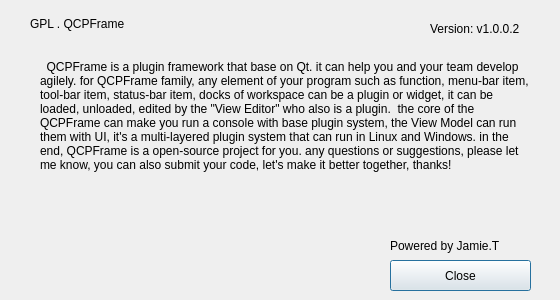
Jamie-tong/QCPFrame, file src/QCPF_Plugins/QCPF_SystemManager/dialog_about.ui: the form before one commit.
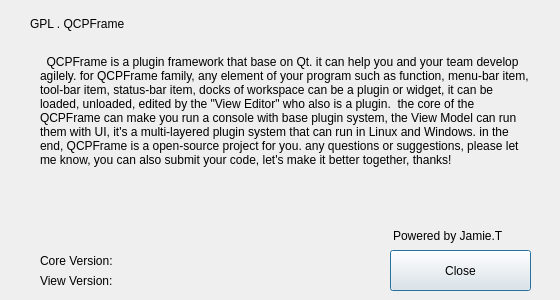
The form after the commit. Icons and pictures are not drawn.

Commit message: the qcpf command line verson is born, fix some bugs in view edition.

```diff
--- a/src/QCPF_Plugins/QCPF_SystemManager/dialog_about.ui
+++ b/src/QCPF_Plugins/QCPF_SystemManager/dialog_about.ui
@@ -36,9 +36,9 @@
   <widget class="QLabel" name="label_2">
    <property name="geometry">
     <rect>
-     <x>390</x>
-     <y>230</y>
-     <width>161</width>
+     <x>393</x>
+     <y>220</y>
+     <width>141</width>
      <height>31</height>
     </rect>
    </property>
@@ -52,24 +52,24 @@
   <widget class="QLabel" name="label_3">
    <property name="geometry">
     <rect>
-     <x>430</x>
-     <y>13</y>
-     <width>111</width>
-     <height>31</height>
+     <x>40</x>
+     <y>250</y>
+     <width>151</width>
+     <height>21</height>
     </rect>
    </property>
    <property name="styleSheet">
     <string notr="true">font: 9pt &quot;Arial&quot;;</string>
    </property>
    <property name="text">
-    <string>Version: v1.0.0.2</string>
+    <string>Core Version:</string>
    </property>
   </widget>
   <widget class="QLabel" name="label_4">
    <property name="geometry">
     <rect>
      <x>40</x>
-     <y>60</y>
+     <y>55</y>
      <width>491</width>
      <height>171</height>
     </rect>
@@ -94,15 +94,31 @@
    <property name="geometry">
     <rect>
      <x>390</x>
-     <y>260</y>
+     <y>250</y>
      <width>141</width>
-     <height>31</height>
+     <height>41</height>
     </rect>
    </property>
    <property name="text">
     <string>Close</string>
    </property>
   </widget>
+  <widget class="QLabel" name="labViewVersion">
+   <property name="geometry">
+    <rect>
+     <x>40</x>
+     <y>270</y>
+     <width>141</width>
+     <height>21</height>
+    </rect>
+   </property>
+   <property name="styleSheet">
+    <string notr="true">font: 9pt &quot;Arial&quot;;</string>
+   </property>
+   <property name="text">
+    <string>View Version:</string>
+   </property>
+  </widget>
   <zorder>label</zorder>
   <zorder>label_3</zorder>
   <zorder>label_4</zorder>
```
Left out of the diff: 7 changed lines with no effect on the pictures. The commit also changes 282 other files.
